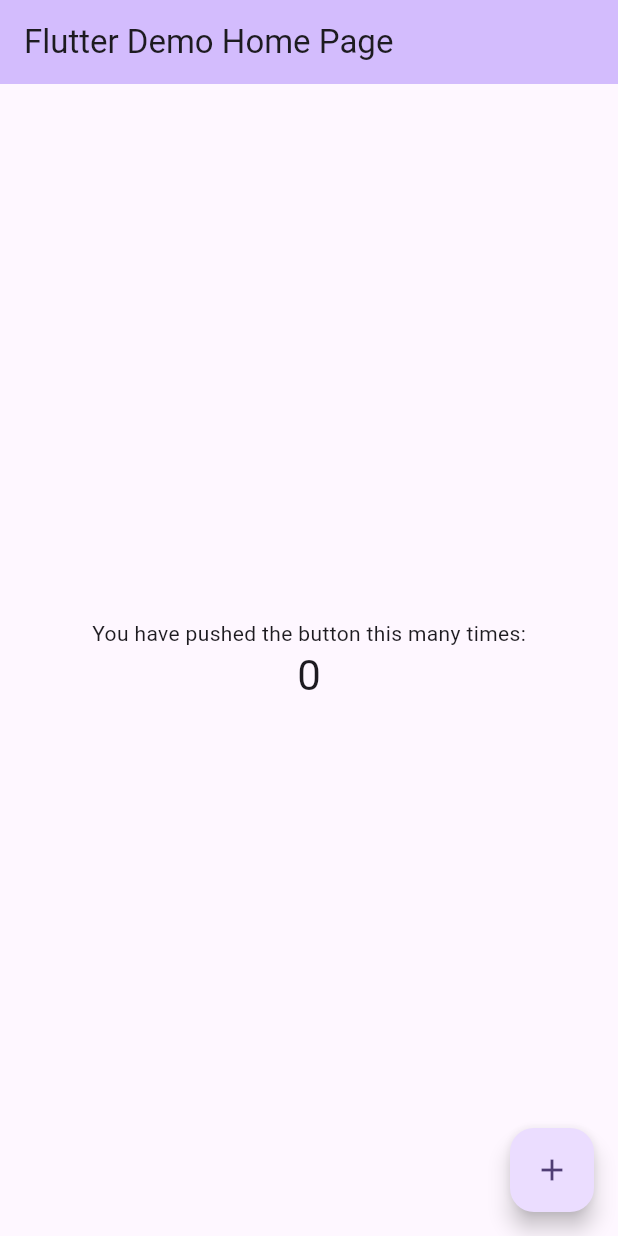
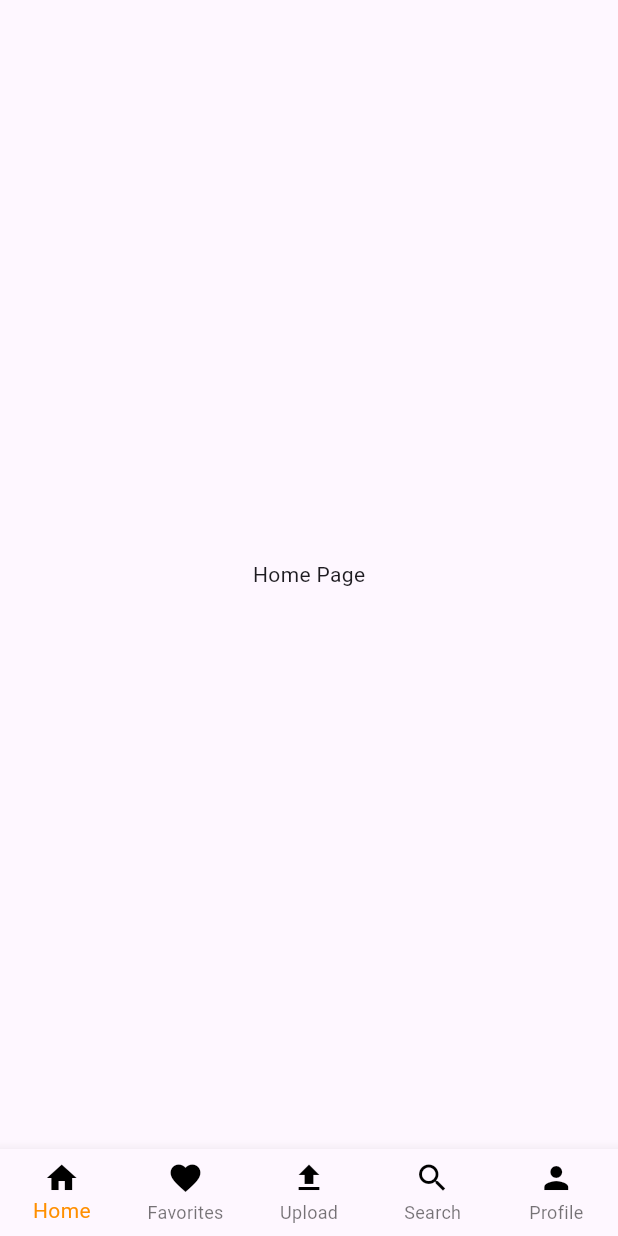
Before and after one commit to Viscot/FlavorForge, a Flutter app: the screen it shows after launch, on a phone screen of 412 x 824 dp. Run offline on Flutter 3.47's test engine with Material 3 defaults, Android fonts, the phone set to English and light mode, and no system bars.

Commit message:
penambahan screens untuk home

```diff
--- /dev/null
+++ b/lib/bottom_navbar.dart
@@ -0,0 +1,63 @@
+// bottom_navbar.dart
+import 'package:flutter/material.dart';
+
+class BottomNavBar extends StatefulWidget {
+  @override
+  _BottomNavBarState createState() => _BottomNavBarState();
+}
+
+class _BottomNavBarState extends State<BottomNavBar> {
+  int _selectedIndex = 0;
+
+  static const List<Widget> _widgetOptions = <Widget>[
+    Text('Home Page'),
+    Text('Favorites Page'),
+    Text('Upload Page'),
+    Text('Search Page'),
+    Text('Profile Page'),
+  ];
+
+  void _onItemTapped(int index) {
+    setState(() {
+      _selectedIndex = index;
+    });
+  }
+
+  @override
+  Widget build(BuildContext context) {
+    return Scaffold(
+      body: Center(
+        child: _widgetOptions.elementAt(_selectedIndex),
+      ),
+      bottomNavigationBar: BottomNavigationBar(
+        items: const <BottomNavigationBarItem>[
+          BottomNavigationBarItem(
+            icon: Icon(Icons.home, color: Colors.black),
+            label: 'Home',
+          ),
+          BottomNavigationBarItem(
+            icon: Icon(Icons.favorite, color: Colors.black),
+            label: 'Favorites',
+          ),
+          BottomNavigationBarItem(
+            icon: Icon(Icons.upload, color: Colors.black),
+            label: 'Upload',
+          ),
+          BottomNavigationBarItem(
+            icon: Icon(Icons.search, color: Colors.black),
+            label: 'Search',
+          ),
+          BottomNavigationBarItem(
+            icon: Icon(Icons.person, color: Colors.black),
+            label: 'Profile',
+          ),
+        ],
+        currentIndex: _selectedIndex,
+        selectedItemColor: Colors.amber[800],
+        onTap: _onItemTapped,
+        showUnselectedLabels: true,
+        type: BottomNavigationBarType.fixed, // Ensures no animation
+      ),
+    );
+  }
+}
--- a/lib/main.dart
+++ b/lib/main.dart
@@ -1,4 +1,6 @@
 import 'package:flutter/material.dart';
+import 'bottom_navbar.dart';
+import 'Screens/home.dart';
 
 void main() {
   runApp(const MyApp());
@@ -13,113 +15,11 @@
     return MaterialApp(
       title: 'Flutter Demo',
       theme: ThemeData(
-        // This is the theme of your application.
-        //
-        // TRY THIS: Try running your application with "flutter run". You'll see
-        // the application has a purple toolbar. Then, without quitting the app,
-        // try changing the seedColor in the colorScheme below to Colors.green
-        // and then invoke "hot reload" (save your changes or press the "hot
-        // reload" button in a Flutter-supported IDE, or press "r" if you used
-        // the command line to start the app).
-        //
-        // Notice that the counter didn't reset back to zero; the application
-        // state is not lost during the reload. To reset the state, use hot
-        // restart instead.
-        //
-        // This works for code too, not just values: Most code changes can be
-        // tested with just a hot reload.
         colorScheme: ColorScheme.fromSeed(seedColor: Colors.deepPurple),
         useMaterial3: true,
       ),
-      home: const MyHomePage(title: 'Flutter Demo Home Page'),
+      home: BottomNavBar(),  // Use BottomNavBar as the home widget
+      debugShowCheckedModeBanner: false,  // Disable the debug banner
     );
   }
 }
-
-class MyHomePage extends StatefulWidget {
-  const MyHomePage({super.key, required this.title});
-
-  // This widget is the home page of your application. It is stateful, meaning
-  // that it has a State object (defined below) that contains fields that affect
-  // how it looks.
-
-  // This class is the configuration for the state. It holds the values (in this
-  // case the title) provided by the parent (in this case the App widget) and
-  // used by the build method of the State. Fields in a Widget subclass are
-  // always marked "final".
-
-  final String title;
-
-  @override
-  State<MyHomePage> createState() => _MyHomePageState();
-}
-
-class _MyHomePageState extends State<MyHomePage> {
-  int _counter = 0;
-
-  void _incrementCounter() {
-    setState(() {
-      // This call to setState tells the Flutter framework that something has
-      // changed in this State, which causes it to rerun the build method below
-      // so that the display can reflect the updated values. If we changed
-      // _counter without calling setState(), then the build method would not be
-      // called again, and so nothing would appear to happen.
-      _counter++;
-    });
-  }
-
-  @override
-  Widget build(BuildContext context) {
-    // This method is rerun every time setState is called, for instance as done
-    // by the _incrementCounter method above.
-    //
-    // The Flutter framework has been optimized to make rerunning build methods
-    // fast, so that you can just rebuild anything that needs updating rather
-    // than having to individually change instances of widgets.
-    return Scaffold(
-      appBar: AppBar(
-        // TRY THIS: Try changing the color here to a specific color (to
-        // Colors.amber, perhaps?) and trigger a hot reload to see the AppBar
-        // change color while the other colors stay the same.
-        backgroundColor: Theme.of(context).colorScheme.inversePrimary,
-        // Here we take the value from the MyHomePage object that was created by
-        // the App.build method, and use it to set our appbar title.
-        title: Text(widget.title),
-      ),
-      body: Center(
-        // Center is a layout widget. It takes a single child and positions it
-        // in the middle of the parent.
-        child: Column(
-          // Column is also a layout widget. It takes a list of children and
-          // arranges them vertically. By default, it sizes itself to fit its
-          // children horizontally, and tries to be as tall as its parent.
-          //
-          // Column has various properties to control how it sizes itself and
-          // how it positions its children. Here we use mainAxisAlignment to
-          // center the children vertically; the main axis here is the vertical
-          // axis because Columns are vertical (the cross axis would be
-          // horizontal).
-          //
-          // TRY THIS: Invoke "debug painting" (choose the "Toggle Debug Paint"
-          // action in the IDE, or press "p" in the console), to see the
-          // wireframe for each widget.
-          mainAxisAlignment: MainAxisAlignment.center,
-          children: <Widget>[
-            const Text(
-              'You have pushed the button this many times:',
-            ),
-            Text(
-              '$_counter',
-              style: Theme.of(context).textTheme.headlineMedium,
-            ),
-          ],
-        ),
-      ),
-      floatingActionButton: FloatingActionButton(
-        onPressed: _incrementCounter,
-        tooltip: 'Increment',
-        child: const Icon(Icons.add),
-      ), // This trailing comma makes auto-formatting nicer for build methods.
-    );
-  }
-}
```
Also changed, not shown: lib/Screens/home.dart (added), lib/Screens/upload.dart (added).
